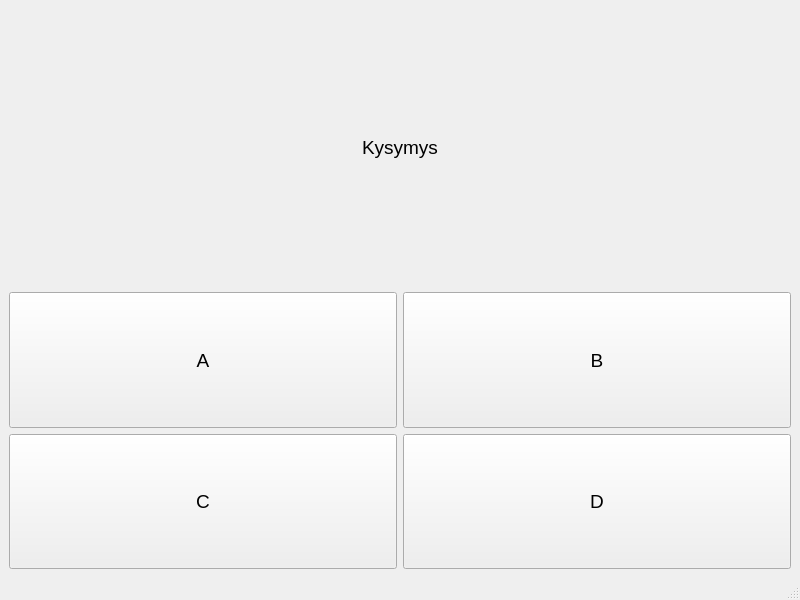
First picture: the form in quiz.ui, repository VerneriL/pysideprojekti, before the edit.
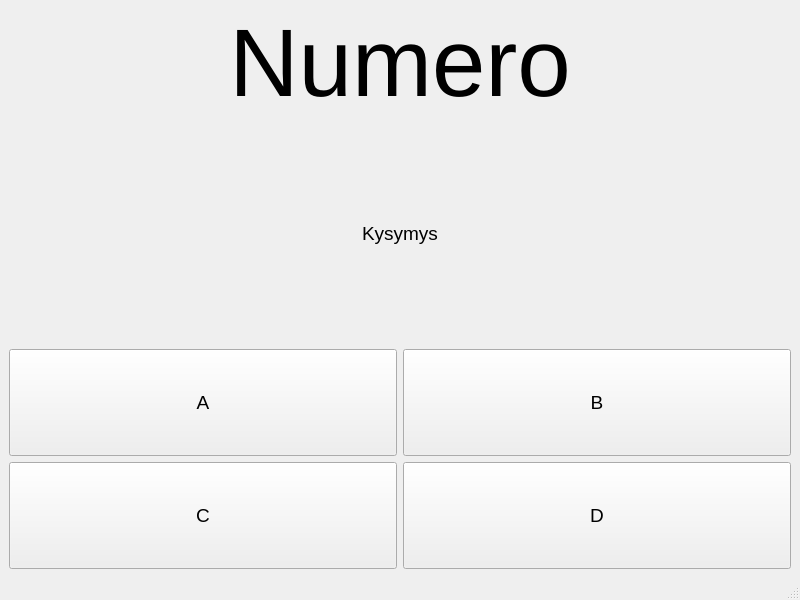
Second picture: the form after the edit.

Diff of the .ui file:
```diff
--- a/quiz.ui
+++ b/quiz.ui
@@ -15,6 +15,21 @@
   </property>
   <widget class="QWidget" name="centralwidget">
    <layout class="QVBoxLayout" name="verticalLayout">
+    <item>
+     <widget class="QLabel" name="nro_label">
+      <property name="font">
+       <font>
+        <pointsize>72</pointsize>
+       </font>
+      </property>
+      <property name="text">
+       <string>Numero</string>
+      </property>
+      <property name="alignment">
+       <set>Qt::AlignCenter</set>
+      </property>
+     </widget>
+    </item>
     <item>
      <layout class="QHBoxLayout" name="horizontalLayout">
       <item>
```
Left out of the diff: 2 changed lines with no effect on the pictures.
